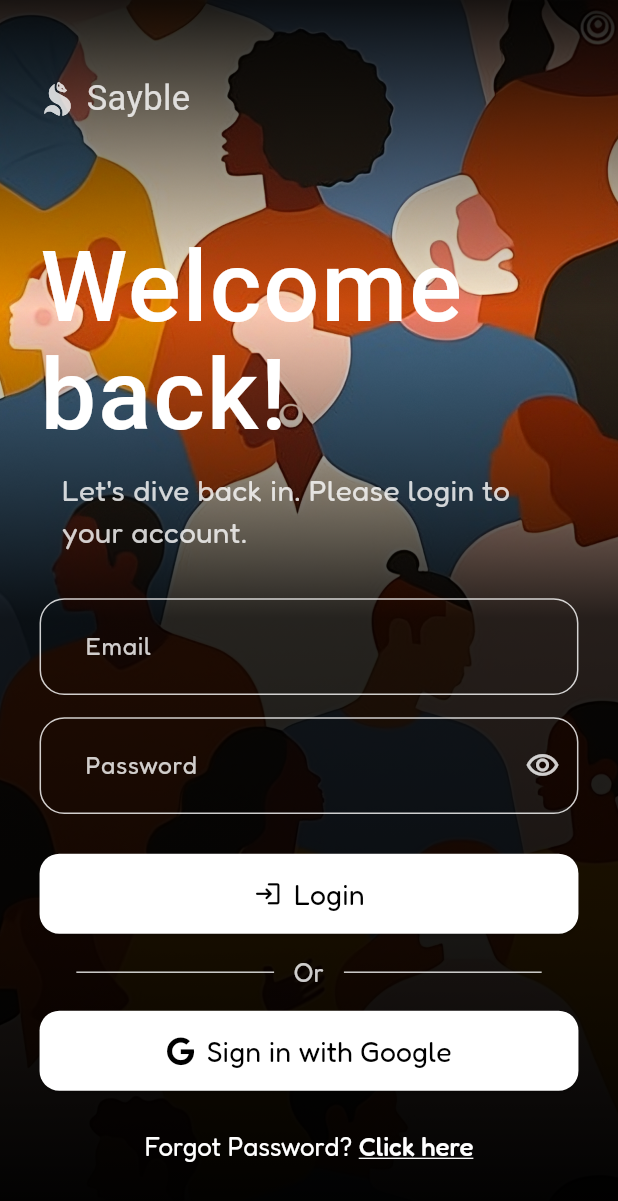
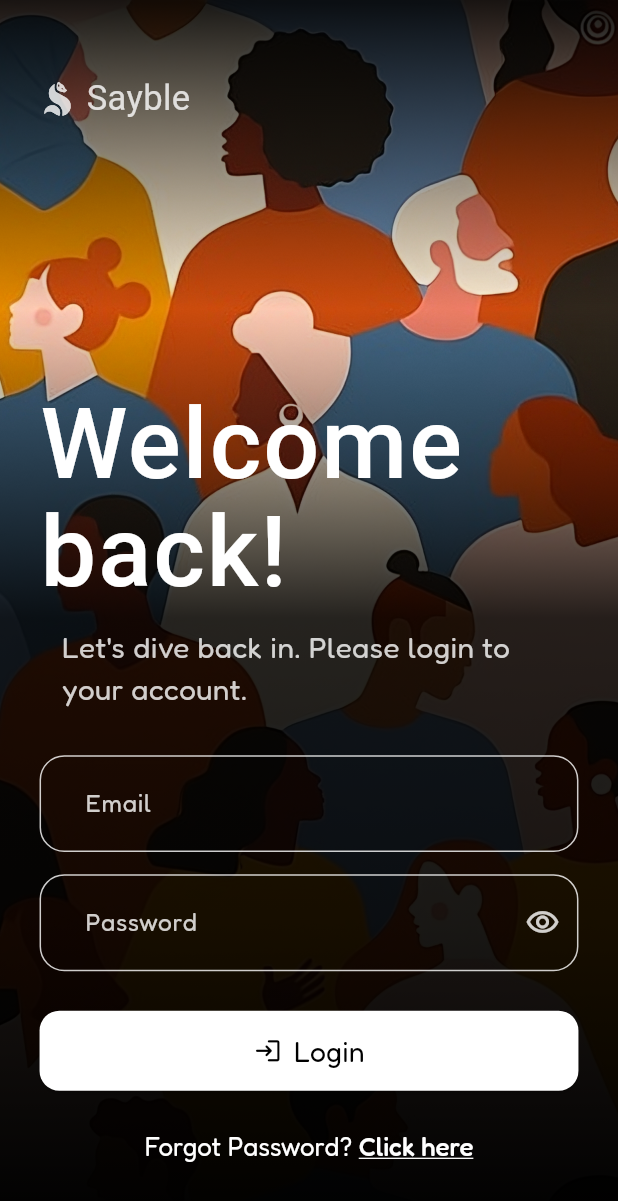
Before and after one commit to AryanTrivedi865/sayble, a Flutter app: the LoginScreen screen opened directly, on a phone screen of 412 x 824 dp. Shown: the top 1201 px of the screen. Run offline on Flutter 3.47's test engine with Material 3 defaults, Android fonts, the phone set to English and light mode, and no system bars; our stand-ins replace flutter_keyboard_visibility, font_awesome_flutter, google_fonts, shared_preferences; accounts and stored records are empty.

```diff
--- a/lib/screen/auth/login_screen.dart
+++ b/lib/screen/auth/login_screen.dart
@@ -267,62 +267,6 @@ class _LoginScreenState extends State<LoginScreen> {
                             ),
                           ),
                         ),
-                        SizedBox(height: width * 0.032),
-                        Row(
-                          mainAxisAlignment: MainAxisAlignment.center,
-                          children: [
-                            Container(
-                              width: width * 0.32,
-                              height: 1,
-                              color: Colors.white.withOpacity(0.8),
-                            ),
-                            SizedBox(width: width * 0.032),
-                            Text(
-                              "Or",
-                              style: TextStyle(
-                                color: Colors.white.withOpacity(0.8),
-                                fontSize: width * 0.042,
-                                fontWeight: FontWeight.w400,
-                              ),
-                            ),
-                            SizedBox(width: width * 0.032),
-                            Container(
-                              width: width * 0.32,
-                              height: 1,
-                              color: Colors.white.withOpacity(0.8),
-                            ),
-                          ],
-                        ),
-                        SizedBox(height: width * 0.032),
-                        SizedBox(
-                          width: width,
-                          child: ElevatedButton.icon(
-                            onPressed: () {},
-                            style: ElevatedButton.styleFrom(
-                              backgroundColor: Colors.white,
-                              padding: EdgeInsets.symmetric(
-                                  vertical: width * 0.032,
-                                  horizontal: width * 0.064),
-                              shape: RoundedRectangleBorder(
-                                borderRadius:
-                                BorderRadius.circular(width * 0.032),
-                              ),
-                            ),
-                            icon: Icon(
-                              FontAwesomeIcons.google,
-                              color: Colors.black,
-                              size: width * 0.046,
-                            ),
-                            label: Text(
-                              "Sign in with Google",
-                              style: TextStyle(
-                                color: Colors.black,
-                                fontSize: width * 0.046,
-                                fontWeight: FontWeight.w400,
-                              ),
-                            ),
-                          ),
-                        ),
                         SizedBox(height: width * 0.064),
                         Row(
                           mainAxisAlignment: MainAxisAlignment.center,
--- a/lib/screen/auth/registration_screen.dart
+++ b/lib/screen/auth/registration_screen.dart
@@ -86,11 +86,7 @@ class _RegistrationScreenState extends State<RegistrationScreen> {
       );
       return;
     } else {
-      ScaffoldMessenger.of(context).showSnackBar(
-        const SnackBar(
-          content: Text("Verification code sent to your email address"),
-        ),
-      );
+
     }
   }
 
```
Also changed, not shown: lib/screen/auth/username_password_registration.dart (added).
